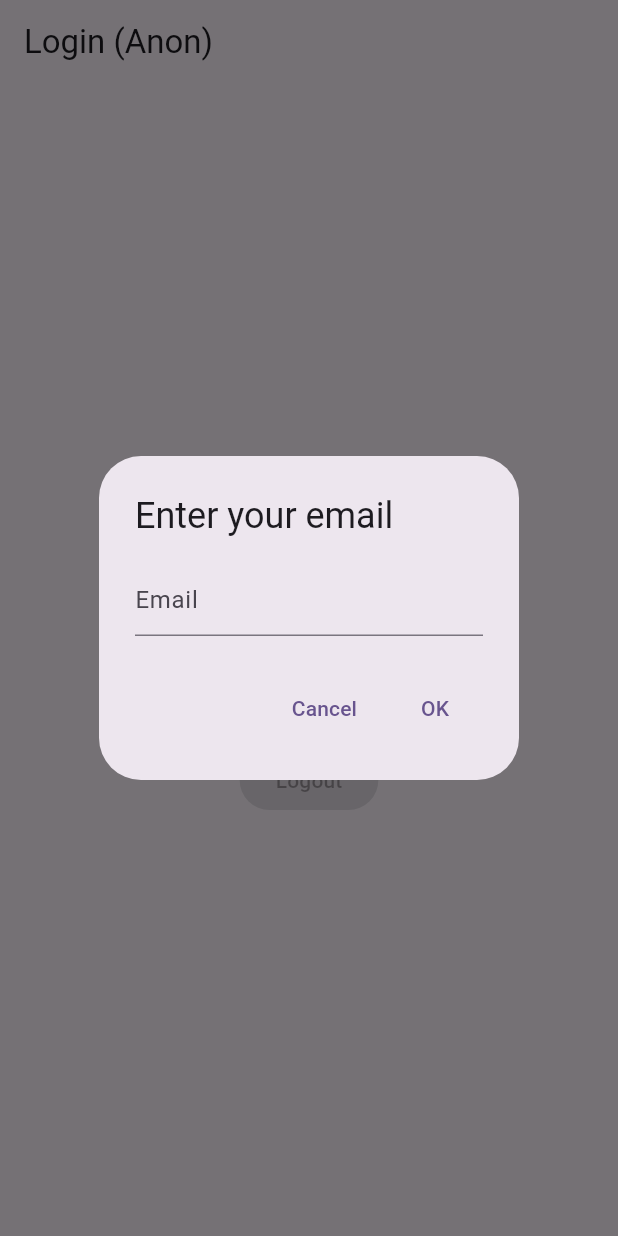
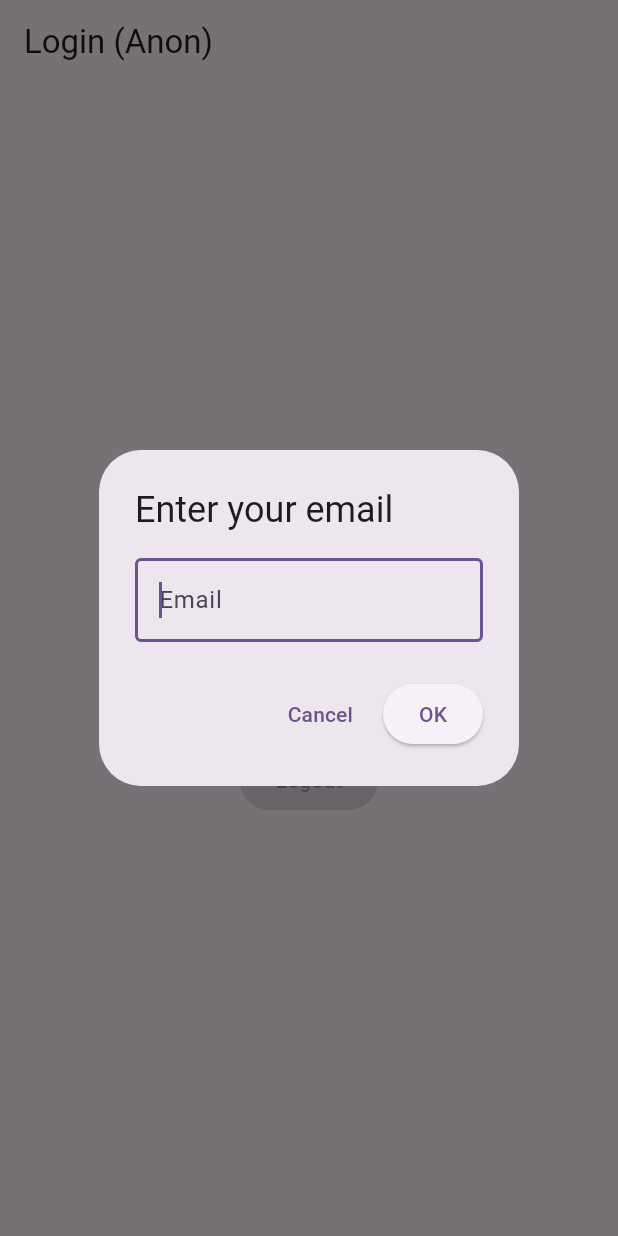
Before and after one commit to yuzhengwen/park-buddy, a Flutter app: the screen it shows after launch, after a tap on "Sign in with Magic Link", on a phone screen of 412 x 824 dp. Run offline on Flutter 3.47's test engine with Material 3 defaults, Android fonts, the phone set to English and light mode, and no system bars; our stand-ins replace flutter_map, geolocator, image_picker, latlong2, share_plus, supabase_flutter; accounts and stored records are empty.

Commit message:
Create generic text input dialog with flexible options and validation features

````diff
--- a/lib/UI/generic_dialog_utils.dart
+++ b/lib/UI/generic_dialog_utils.dart
@@ -48,34 +48,94 @@ class GenericDialogUtils {
         false;
   }
 
-  static Future<String> prompt({
+  /// Shows a text input dialog and returns the entered string, or null if cancelled.
+  ///
+  /// - [initialValue]: pre-fills the text field (e.g. current family name)
+  /// - [maxLength]: optional character limit shown as a counter
+  /// - [validator]: optional fn — return an error string to block submission,
+  ///   return null to allow it. Input is always trimmed before validation.
+  /// - [sanitize]: optional fn to transform the value before returning it
+  ///   (e.g. collapse whitespace, capitalize). Runs after validation passes.
+  ///
+  /// Example:
+  /// ```dart
+  /// final newName = await DialogUtils.prompt(
+  ///   context: context,
+  ///   title: 'Edit Family Name',
+  ///   initialValue: familyName,
+  ///   maxLength: 50,
+  ///   validator: (v) => v.isEmpty ? 'Name cannot be empty' : null,
+  ///   sanitize: (v) => v.replaceAll(RegExp(r'\s+'), ' '),
+  /// );
+  /// if (newName != null) { ... }
+  /// ```
+  static Future<String?> prompt({
     required BuildContext context,
     required String title,
+    String? initialValue,
     String hintText = '',
+    String? labelText,
     String confirmLabel = 'OK',
     String cancelLabel = 'Cancel',
+    int? maxLength,
+    String? Function(String value)? validator,
+    String Function(String value)? sanitize,
   }) async {
-    final controller = TextEditingController();
+    final controller = TextEditingController(text: initialValue);
     return await showDialog<String>(
-          context: context,
-          builder: (ctx) => AlertDialog(
+      context: context,
+      builder: (ctx) {
+        bool isSaving = false;
+        String? errorText;
+
+        return StatefulBuilder(
+          builder: (context, setDialogState) => AlertDialog(
             title: Text(title),
             content: TextField(
               controller: controller,
-              decoration: InputDecoration(hintText: hintText),
+              autofocus: true,
+              maxLength: maxLength,
+              decoration: InputDecoration(
+                hintText: hintText,
+                labelText: labelText,
+                border: const OutlineInputBorder(),
+                errorText: errorText,
+              ),
             ),
             actions: [
               TextButton(
-                onPressed: () => Navigator.pop(ctx, null),
+                onPressed: isSaving ? null : () => Navigator.pop(ctx, null),
                 child: Text(cancelLabel),
               ),
-              TextButton(
-                onPressed: () => Navigator.pop(ctx, controller.text.trim()),
-                child: Text(confirmLabel),
+              ElevatedButton(
+                onPressed: isSaving
+                    ? null
+                    : () {
+                        final trimmed = controller.text.trim();
+                        final error = validator?.call(trimmed);
+                        if (error != null) {
+                          setDialogState(() => errorText = error);
+                          return;
+                        }
+                        setDialogState(() {
+                          isSaving = true;
+                          errorText = null;
+                        });
+                        final result = sanitize?.call(trimmed) ?? trimmed;
+                        Navigator.pop(ctx, result);
+                      },
+                child: isSaving
+                    ? const SizedBox(
+                        width: 16,
+                        height: 16,
+                        child: CircularProgressIndicator(strokeWidth: 2),
+                      )
+                    : Text(confirmLabel),
               ),
             ],
           ),
-        ) ??
-        '';
+        );
+      },
+    );
   }
 }
--- a/lib/screens/login_screen.dart
+++ b/lib/screens/login_screen.dart
@@ -118,16 +118,22 @@ class _LoginScreenState extends State<LoginScreen> {
             ),
             ElevatedButton(
               onPressed: () async {
-                String email = await GenericDialogUtils.prompt(
+                final email = await GenericDialogUtils.prompt(
                   context: context,
                   title: 'Enter your email',
                   hintText: 'Email',
+                  validator: (value) {
+                    if (value.isEmpty) return 'Email cannot be empty';
+                    if (!RegExp(r'^[^@]+@[^@]+\.[^@]+').hasMatch(value)) {
+                      return 'Enter a valid email';
+                    }
+                    return null;
+                  },
                 );
-                if (email.isNotEmpty) {
-                  signInWithMagicLink(email);
-                }
+                if (email == null) return; // user cancelled
+                signInWithMagicLink(email);
               },
-              child: Text('Sign in with Magic Link'),
+              child: const Text('Sign in with Magic Link'),
             ),
 
             SizedBox(height: 16),
````
Also changed, not shown: lib/screens/family_screen.dart (+23 -79 lines).
